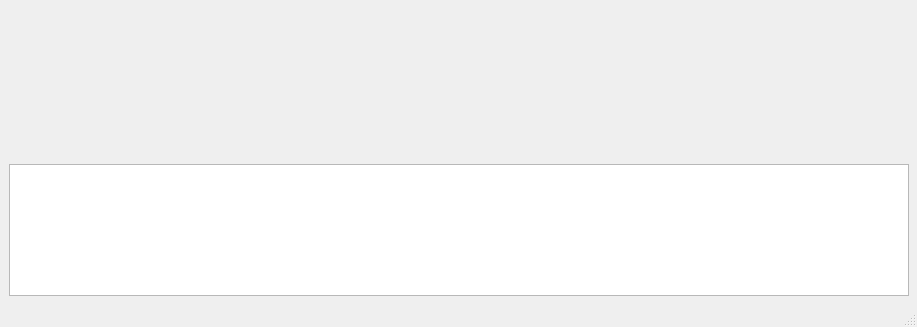
First picture: the form in mainwindow.ui, repository Ravirael/ImageBrowser, before the edit; both pictures show x 0 to 917 and y 341 to 668 of the 917 by 668 pixel window.
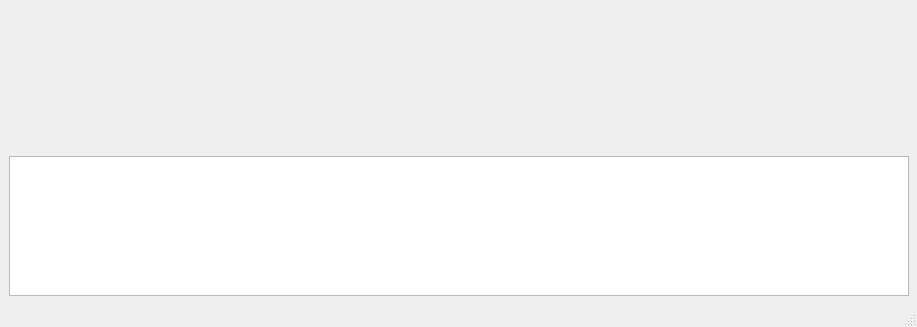
Second picture: the form after the edit. Custom widgets are drawn as their Qt base class.

What changed in the file:
```diff
--- a/mainwindow.ui
+++ b/mainwindow.ui
@@ -57,7 +57,7 @@
       <property name="maximumSize">
        <size>
         <width>16777215</width>
-        <height>132</height>
+        <height>140</height>
        </size>
       </property>
      </widget>
```
